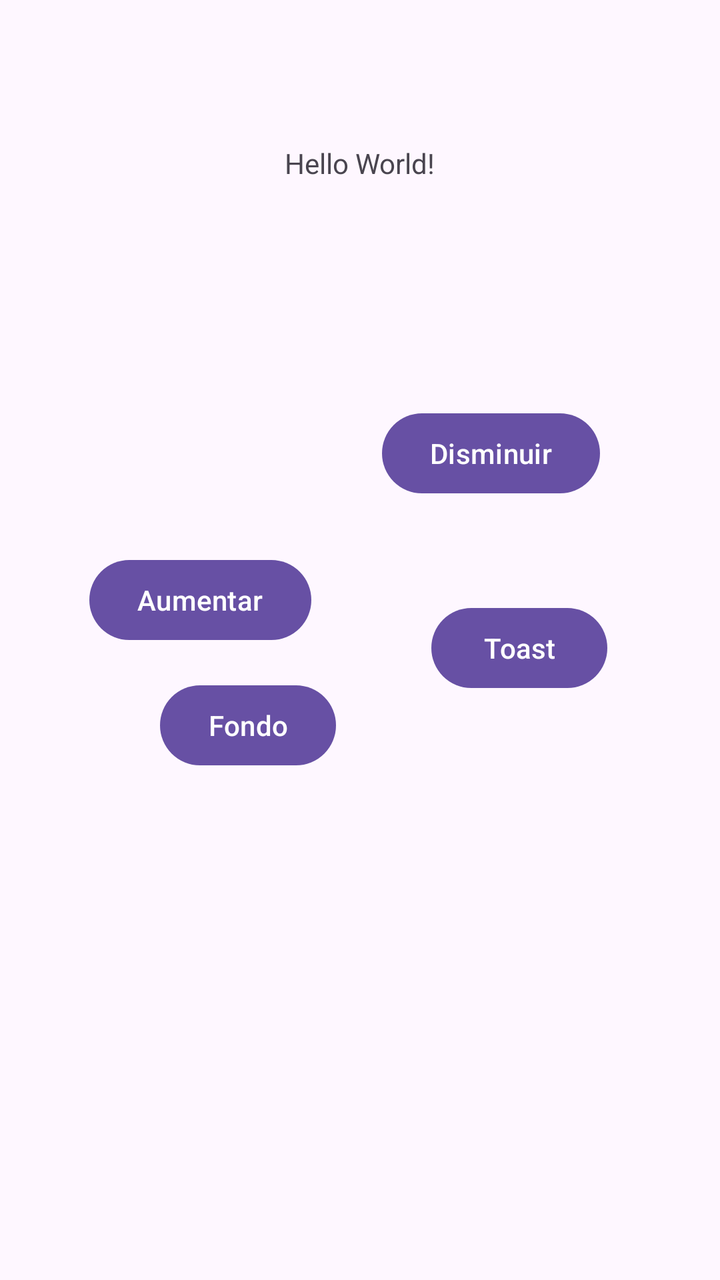
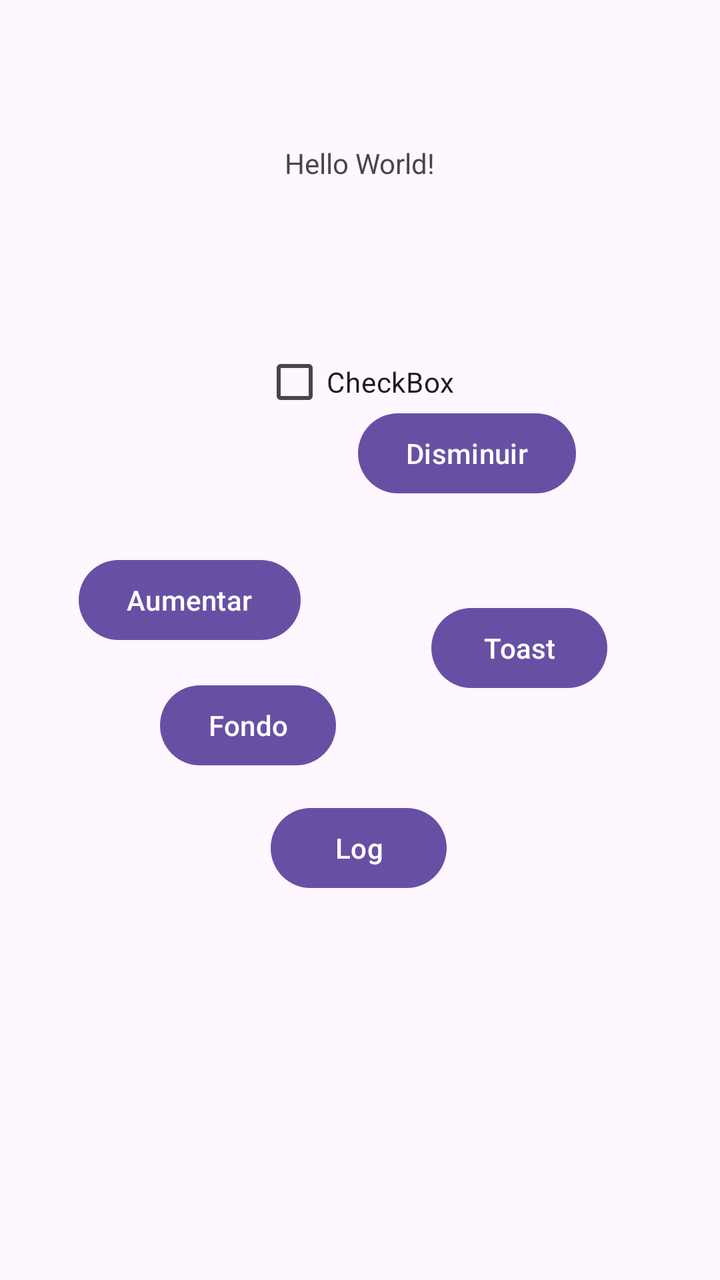

The first picture is an Android layout as it rendered before a commit; the second is the same layout after the commit. The layout source and the unified diff follow.
<!-- AndroidManifest.xml: application theme Theme.PruebasBotones -->
<!-- res/layout/activity_main.xml -->
<?xml version="1.0" encoding="utf-8"?>
<androidx.constraintlayout.widget.ConstraintLayout xmlns:android="http://schemas.android.com/apk/res/android"
    xmlns:app="http://schemas.android.com/apk/res-auto"
    xmlns:tools="http://schemas.android.com/tools"
    android:id="@+id/fondo1"
    android:layout_width="match_parent"
    android:layout_height="match_parent"
    tools:context=".MainActivity">

    <TextView
        android:id="@+id/helloworld"
        android:layout_width="wrap_content"
        android:layout_height="wrap_content"
        android:text="Hello World!"
        app:layout_constraintBottom_toBottomOf="parent"
        app:layout_constraintEnd_toEndOf="parent"
        app:layout_constraintStart_toStartOf="parent"
        app:layout_constraintTop_toTopOf="parent"
        app:layout_constraintVertical_bias="0.116" />

    <Button
        android:id="@+id/botonAumentar"
        android:layout_width="wrap_content"
        android:layout_height="wrap_content"
        android:layout_marginStart="16dp"
        android:layout_marginTop="276dp"
        android:text="Aumentar"
        app:layout_constraintEnd_toStartOf="@+id/botonDisminuir"
        app:layout_constraintHorizontal_bias="0.45"
        app:layout_constraintStart_toStartOf="parent"
        app:layout_constraintTop_toTopOf="parent" />

    <Button
        android:id="@+id/botonDisminuir"
        android:layout_width="wrap_content"
        android:layout_height="wrap_content"
        android:layout_marginEnd="60dp"
        android:text="Disminuir"
        app:layout_constraintBottom_toTopOf="@+id/botonToast"
        app:layout_constraintEnd_toEndOf="parent"
        app:layout_constraintTop_toTopOf="parent"
        app:layout_constraintVertical_bias="0.804" />

    <Button
        android:id="@+id/botonFondo"
        android:layout_width="wrap_content"
        android:layout_height="wrap_content"
        android:layout_marginStart="80dp"
        android:text="Fondo"
        app:layout_constraintBottom_toBottomOf="parent"
        app:layout_constraintStart_toStartOf="parent"
        app:layout_constraintTop_toTopOf="parent"
        app:layout_constraintVertical_bias="0.572" />

    <Button
        android:id="@+id/botonToast"
        android:layout_width="wrap_content"
        android:layout_height="wrap_content"
        android:layout_marginBottom="292dp"
        android:text="Toast"
        app:layout_constraintBottom_toBottomOf="parent"
        app:layout_constraintEnd_toEndOf="parent"
        app:layout_constraintHorizontal_bias="0.458"
        app:layout_constraintStart_toEndOf="@+id/botonFondo" />

</androidx.constraintlayout.widget.ConstraintLayout>
<!-- resources referenced by this layout -->
<resources>
  <style name="Theme.PruebasBotones" parent="Base.Theme.PruebasBotones" />
  <style name="Base.Theme.PruebasBotones" parent="Theme.Material3.DayNight.NoActionBar">
          
          
      </style>
</resources>

<!-- the commit's change to res/layout/activity_main.xml (unified diff, before → after) -->
@@ -34,7 +34,7 @@
         android:id="@+id/botonDisminuir"
         android:layout_width="wrap_content"
         android:layout_height="wrap_content"
-        android:layout_marginEnd="60dp"
+        android:layout_marginEnd="72dp"
         android:text="Disminuir"
         app:layout_constraintBottom_toTopOf="@+id/botonToast"
         app:layout_constraintEnd_toEndOf="parent"
@@ -63,4 +63,26 @@
         app:layout_constraintHorizontal_bias="0.458"
         app:layout_constraintStart_toEndOf="@+id/botonFondo" />
 
+    <Button
+        android:id="@+id/buttonLog"
+        android:layout_width="wrap_content"
+        android:layout_height="wrap_content"
+        android:layout_marginBottom="192dp"
+        android:text="Log"
+        app:layout_constraintBottom_toBottomOf="parent"
+        app:layout_constraintEnd_toEndOf="parent"
+        app:layout_constraintHorizontal_bias="0.498"
+        app:layout_constraintStart_toStartOf="parent" />
+
+    <CheckBox
+        android:id="@+id/checkBox1"
+        android:layout_width="wrap_content"
+        android:layout_height="wrap_content"
+        android:layout_marginTop="76dp"
+        android:text="CheckBox"
+        app:layout_constraintEnd_toEndOf="parent"
+        app:layout_constraintHorizontal_bias="0.498"
+        app:layout_constraintStart_toStartOf="parent"
+        app:layout_constraintTop_toBottomOf="@+id/helloworld" />
+
 </androidx.constraintlayout.widget.ConstraintLayout>
